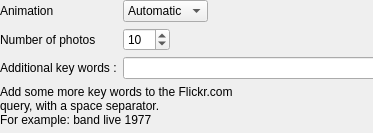
KDE/amarok, file src/context/applets/photos/photosSettings.ui: the form before one commit.
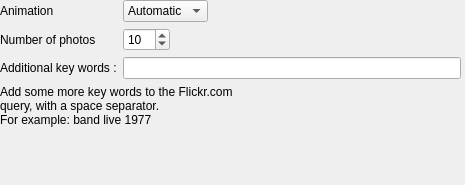
The form after the commit. Custom widgets are drawn as their Qt base class.

Commit message: - Fading effect !! - The applet now collapse if no info are found or if playback as ended. - Header text is now a scroll text widget - Header text says more inof, like fetching or no info found ...

```diff
--- a/src/context/applets/photos/photosSettings.ui
+++ b/src/context/applets/photos/photosSettings.ui
@@ -6,8 +6,8 @@
    <rect>
     <x>0</x>
     <y>0</y>
-    <width>373</width>
-    <height>133</height>
+    <width>465</width>
+    <height>185</height>
    </rect>
   </property>
   <widget class="QWidget" name="formLayoutWidget">
@@ -15,8 +15,8 @@
     <rect>
      <x>0</x>
      <y>0</y>
-     <width>389</width>
-     <height>137</height>
+     <width>461</width>
+     <height>181</height>
     </rect>
    </property>
    <layout class="QFormLayout" name="formLayout">
@@ -97,11 +97,6 @@
   </widget>
  </widget>
  <customwidgets>
-  <customwidget>
-   <class>KComboBox</class>
-   <extends>QComboBox</extends>
-   <header>kcombobox.h</header>
-  </customwidget>
   <customwidget>
    <class>KIntSpinBox</class>
    <extends>QSpinBox</extends>
@@ -112,6 +107,11 @@
    <extends>QLineEdit</extends>
    <header>klineedit.h</header>
   </customwidget>
+  <customwidget>
+   <class>KComboBox</class>
+   <extends>QComboBox</extends>
+   <header>kcombobox.h</header>
+  </customwidget>
  </customwidgets>
  <resources/>
  <connections/>
```
Left out of the diff: 5 changed lines with no effect on the pictures. The commit also changes 5 other files.
